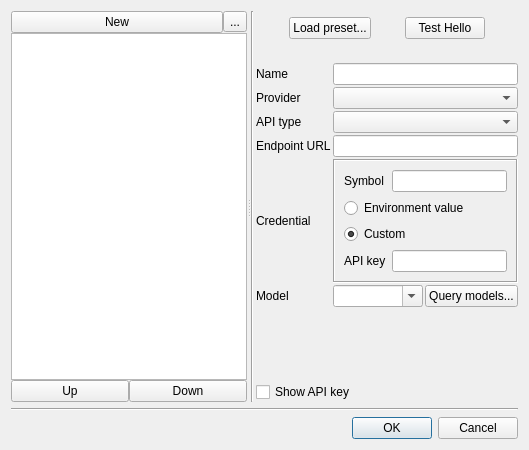
Above: src/SelectAiModelDialog.ui from soramimi/Guitar before the change. Below: the same form after it.
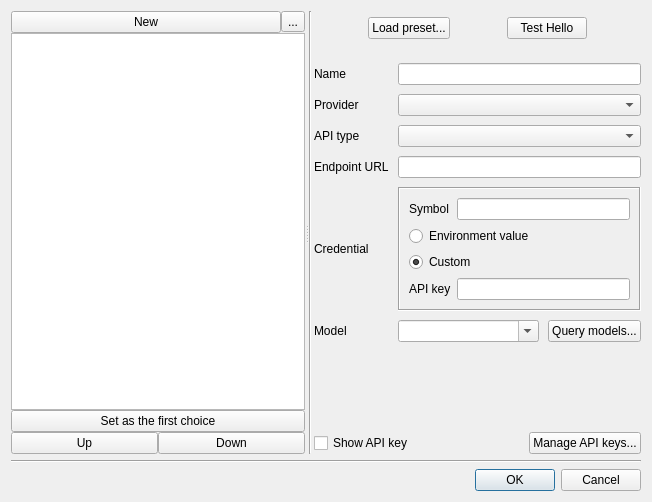
That is the form after the change.

Patch:
```diff
--- a/src/SelectAiModelDialog.ui
+++ b/src/SelectAiModelDialog.ui
@@ -6,8 +6,8 @@
    <rect>
     <x>0</x>
     <y>0</y>
-    <width>529</width>
-    <height>450</height>
+    <width>652</width>
+    <height>502</height>
    </rect>
   </property>
   <property name="windowTitle">
@@ -69,7 +69,14 @@
           </layout>
          </item>
          <item>
-          <widget class="QListWidget" name="listWidget"/>
+          <widget class="QListWidget" name="listWidget_items"/>
+         </item>
+         <item>
+          <widget class="QPushButton" name="pushButton_set_as_the_1st_choice">
+           <property name="text">
+            <string>Set as the first choice</string>
+           </property>
+          </widget>
          </item>
          <item>
           <layout class="QHBoxLayout" name="horizontalLayout_4">
@@ -197,6 +204,9 @@
          </item>
          <item>
           <layout class="QGridLayout" name="gridLayout">
+           <property name="spacing">
+            <number>9</number>
+           </property>
            <item row="0" column="0">
             <widget class="QLabel" name="label_2">
              <property name="text">
@@ -360,11 +370,35 @@
           </spacer>
          </item>
          <item>
-          <widget class="QCheckBox" name="checkBox_show_api_key">
-           <property name="text">
-            <string>Show API key</string>
-           </property>
-          </widget>
+          <layout class="QHBoxLayout" name="horizontalLayout_8">
+           <item>
+            <widget class="QCheckBox" name="checkBox_show_api_key">
+             <property name="text">
+              <string>Show API key</string>
+             </property>
+            </widget>
+           </item>
+           <item>
+            <spacer name="horizontalSpacer">
+             <property name="orientation">
+              <enum>Qt::Orientation::Horizontal</enum>
+             </property>
+             <property name="sizeHint" stdset="0">
+              <size>
+               <width>40</width>
+               <height>20</height>
+              </size>
+             </property>
+            </spacer>
+           </item>
+           <item>
+            <widget class="QPushButton" name="pushButton_manage_api_keys">
+             <property name="text">
+              <string>Manage API keys...</string>
+             </property>
+            </widget>
+           </item>
+          </layout>
          </item>
         </layout>
        </item>
```
Left out of the diff: 6 changed lines with no effect on the pictures.
